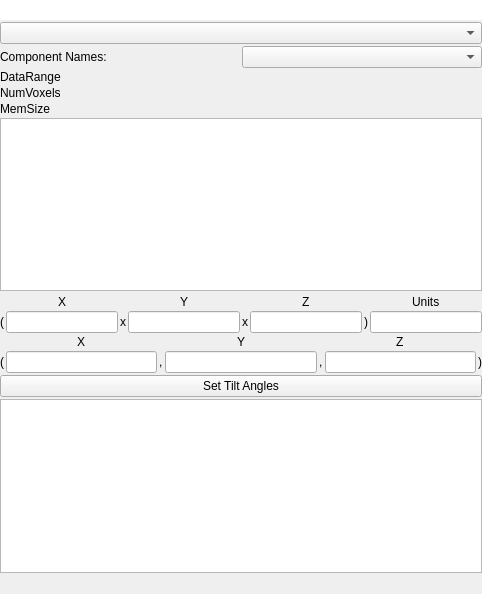
Old version of the form tomviz/DataPropertiesPanel.ui in the repository OpenChemistry/tomviz.
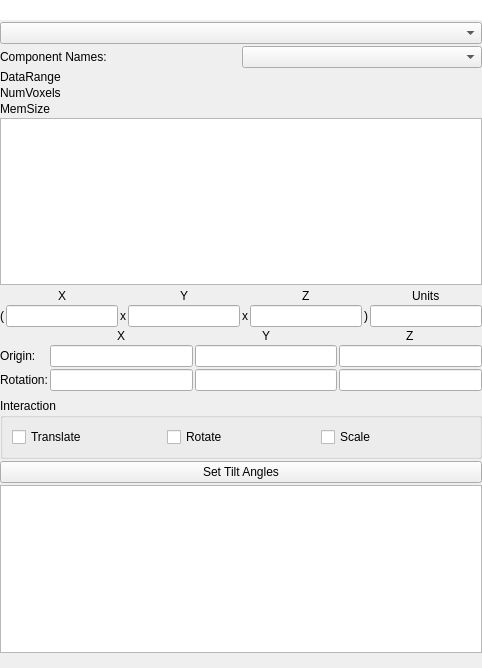
New version of the form. Custom widgets are drawn as their Qt base class.

Commit message: Add data orientation and rotation interactions

What changed in the file:
```diff
--- a/tomviz/DataPropertiesPanel.ui
+++ b/tomviz/DataPropertiesPanel.ui
@@ -7,7 +7,7 @@
     <x>0</x>
     <y>0</y>
     <width>482</width>
-    <height>594</height>
+    <height>668</height>
    </rect>
   </property>
   <property name="windowTitle">
@@ -233,76 +233,138 @@
         <property name="spacing">
          <number>2</number>
         </property>
-        <item row="1" column="0">
-         <widget class="QLabel" name="originLeftBracketLabel">
-          <property name="text">
-           <string>(</string>
-          </property>
-         </widget>
-        </item>
-        <item row="1" column="6">
-         <widget class="QLabel" name="originRightBracketLabel">
-          <property name="text">
-           <string>)</string>
-          </property>
-         </widget>
-        </item>
-        <item row="0" column="5" alignment="Qt::AlignHCenter">
+        <item row="0" column="3" alignment="Qt::AlignHCenter">
          <widget class="QLabel" name="originZLabel">
           <property name="text">
            <string>Z</string>
           </property>
          </widget>
         </item>
-        <item row="1" column="4">
-         <widget class="QLabel" name="originComma0">
+        <item row="2" column="0">
+         <widget class="QLabel" name="label_2">
           <property name="text">
-           <string>,</string>
+           <string>Rotation:</string>
           </property>
          </widget>
         </item>
-        <item row="1" column="1">
-         <widget class="QLineEdit" name="xOriginBox">
+        <item row="2" column="3">
+         <widget class="QLineEdit" name="zOrientationBox">
           <property name="alignment">
            <set>Qt::AlignCenter</set>
           </property>
          </widget>
         </item>
-        <item row="1" column="3">
+        <item row="2" column="2">
+         <widget class="QLineEdit" name="yOrientationBox">
+          <property name="alignment">
+           <set>Qt::AlignCenter</set>
+          </property>
+         </widget>
+        </item>
+        <item row="0" column="1" alignment="Qt::AlignHCenter">
+         <widget class="QLabel" name="originXLabel">
+          <property name="text">
+           <string>X</string>
+          </property>
+         </widget>
+        </item>
+        <item row="4" column="0" colspan="4">
+         <widget class="QGroupBox" name="groupBox">
+          <property name="title">
+           <string>Interaction</string>
+          </property>
+          <layout class="QGridLayout" name="gridLayout">
+           <item row="0" column="0">
+            <widget class="QCheckBox" name="interactTranslate">
+             <property name="toolTip">
+              <string>&lt;html&gt;&lt;head/&gt;&lt;body&gt;&lt;p&gt;Translate by either left-clicking and dragging the central handle, or by middle-clicking the data source and moving the mouse.&lt;/p&gt;&lt;/body&gt;&lt;/html&gt;</string>
+             </property>
+             <property name="text">
+              <string>Translate</string>
+             </property>
+            </widget>
+           </item>
+           <item row="0" column="1">
+            <widget class="QCheckBox" name="interactRotate">
+             <property name="toolTip">
+              <string>&lt;html&gt;&lt;head/&gt;&lt;body&gt;&lt;p&gt;Rotate by left-clicking a face and dragging it.&lt;/p&gt;&lt;p&gt;Rotation interactions are performed about the center of the data source.&lt;/p&gt;&lt;/body&gt;&lt;/html&gt;</string>
+             </property>
+             <property name="text">
+              <string>Rotate</string>
+             </property>
+            </widget>
+           </item>
+           <item row="0" column="2">
+            <widget class="QCheckBox" name="interactScale">
+             <property name="toolTip">
+              <string>&lt;html&gt;&lt;head/&gt;&lt;body&gt;&lt;p&gt;Rescale individual axes by left-clicking the handles on the faces and dragging them.&lt;/p&gt;&lt;p&gt;Rescale with fixed aspect ratio by right-clicking the data source and moving the mouse.&lt;/p&gt;&lt;/body&gt;&lt;/html&gt;</string>
+             </property>
+             <property name="text">
+              <string>Scale</string>
+             </property>
+            </widget>
+           </item>
+          </layout>
+         </widget>
+        </item>
+        <item row="1" column="2">
          <widget class="QLineEdit" name="yOriginBox">
           <property name="alignment">
            <set>Qt::AlignCenter</set>
           </property>
          </widget>
         </item>
-        <item row="1" column="5">
+        <item row="1" column="0">
+         <widget class="QLabel" name="label">
+          <property name="text">
+           <string>Origin:</string>
+          </property>
+         </widget>
+        </item>
+        <item row="1" column="3">
          <widget class="QLineEdit" name="zOriginBox">
           <property name="alignment">
            <set>Qt::AlignCenter</set>
           </property>
          </widget>
         </item>
-        <item row="0" column="1" alignment="Qt::AlignHCenter">
-         <widget class="QLabel" name="originXLabel">
-          <property name="text">
-           <string>X</string>
+        <item row="1" column="1">
+         <widget class="QLineEdit" name="xOriginBox">
+          <property name="alignment">
+           <set>Qt::AlignCenter</set>
           </property>
          </widget>
         </item>
-        <item row="1" column="2">
-         <widget class="QLabel" name="originComma1">
-          <property name="text">
-           <string>,</string>
-          </property>
-         </widget>
-        </item>
-        <item row="0" column="3" alignment="Qt::AlignHCenter">
+        <item row="0" column="2" alignment="Qt::AlignHCenter">
          <widget class="QLabel" name="originYLabel">
           <property name="text">
            <string>Y</string>
           </property>
          </widget>
         </item>
+        <item row="2" column="1">
+         <widget class="QLineEdit" name="xOrientationBox">
+          <property name="alignment">
+           <set>Qt::AlignCenter</set>
+          </property>
+         </widget>
+        </item>
+        <item row="3" column="0" colspan="4">
+         <spacer name="verticalSpacer_2">
+          <property name="orientation">
+           <enum>Qt::Vertical</enum>
+          </property>
+          <property name="sizeType">
+           <enum>QSizePolicy::Fixed</enum>
+          </property>
+          <property name="sizeHint" stdset="0">
+           <size>
+            <width>20</width>
+            <height>5</height>
+           </size>
+          </property>
+         </spacer>
+        </item>
        </layout>
       </item>
      </layout>
```
Left out of the diff: 97 changed lines with no effect on the pictures. The commit also changes 12 other files.
